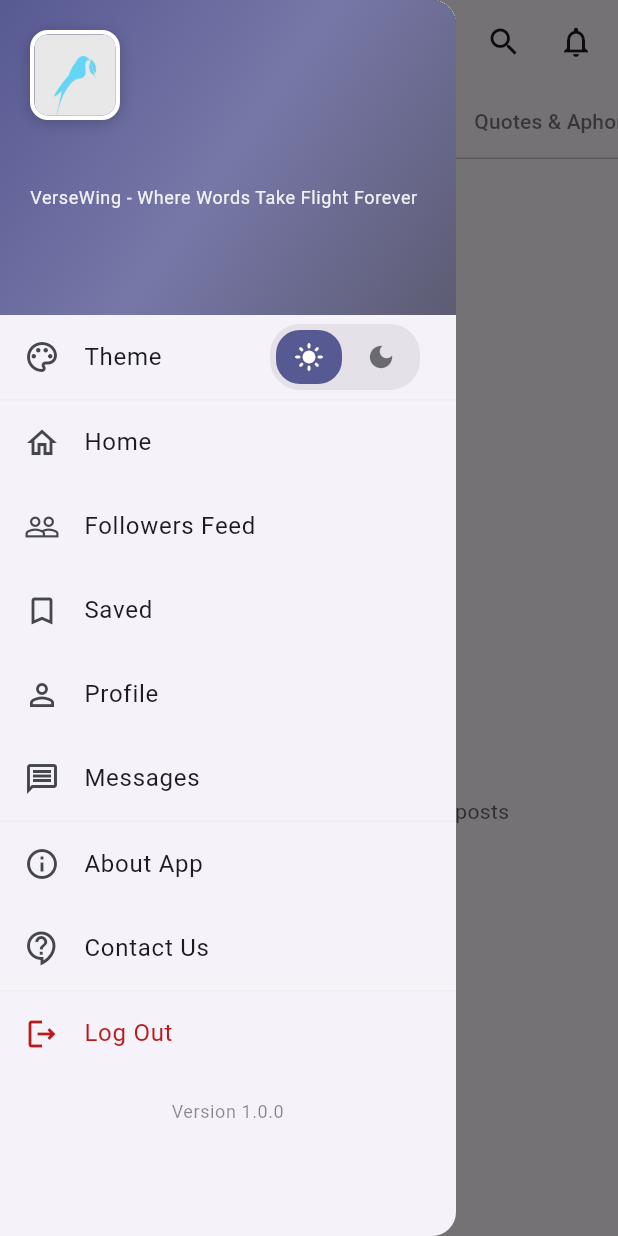
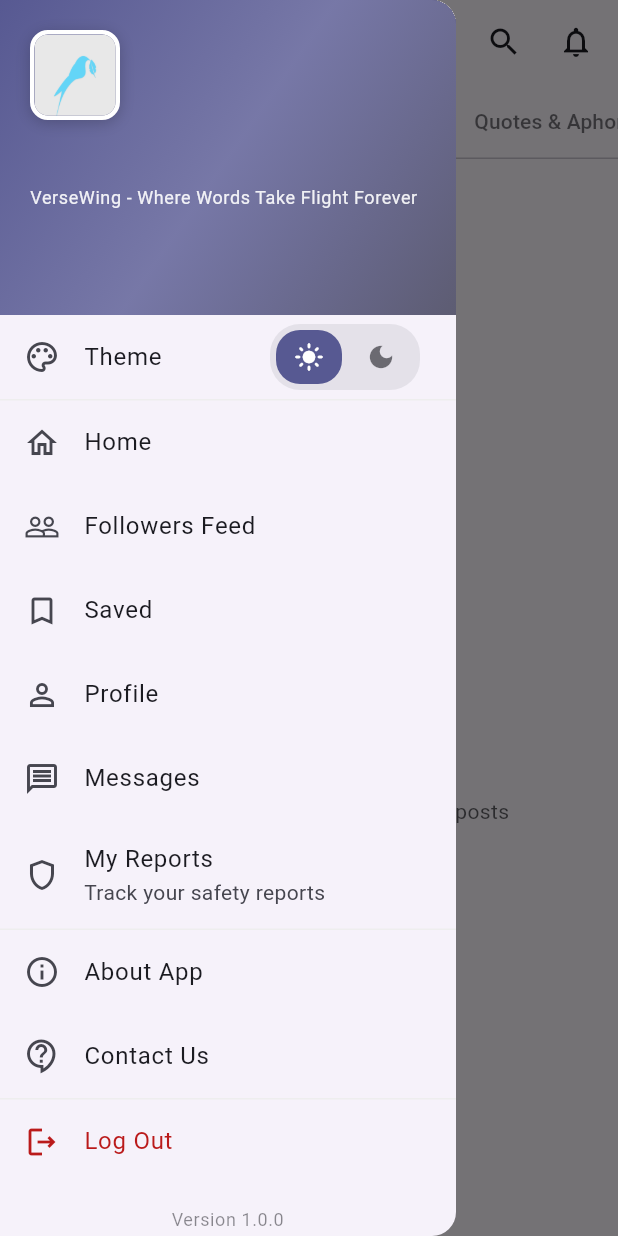
Before and after one commit to maduranga98/solid-octo-garbanzo, a Flutter app: the screen it shows once a user with an empty profile is signed in, with the side drawer open, on a phone screen of 412 x 824 dp. Run offline on Flutter 3.47's test engine with Material 3 defaults, Android fonts, the phone set to English and light mode, and no system bars; our stand-ins replace cloud_firestore, country_picker, firebase_auth, firebase_core, firebase_crashlytics, firebase_messaging and 10 more; missing offline and left inert: flutter_quill; accounts and stored records are empty.

Commit message:
Add Reports History to navigation drawer
- Added 'My Reports' menu item with shield icon
- Positioned after Messages for easy access
- Includes subtitle for clarity
- Users can now easily track their safety reports

```diff
--- a/lib/screens/home/home_screen.dart
+++ b/lib/screens/home/home_screen.dart
@@ -15,6 +15,7 @@ import 'package:versewing/screens/messages/message.dart';
 import 'package:versewing/screens/notifications/notifications_screen.dart';
 import 'package:versewing/screens/profile/user_profile.dart'
     hide isFollowingProvider;
+import 'package:versewing/screens/safety/reports_history_screen.dart';
 import 'package:versewing/screens/saved/saved_post.dart';
 import 'package:versewing/screens/search/user_search_screen.dart';
 import 'package:versewing/widgets/commentsBottomSheet.dart';
@@ -197,6 +198,20 @@ class _HomeScreenState extends ConsumerState<HomeScreen>
                   context,
                   MaterialPageRoute(
                     builder: (context) => const MessageSection(),
+                  ),
+                );
+              },
+            ),
+            ListTile(
+              leading: const Icon(Icons.shield_outlined),
+              title: const Text('My Reports'),
+              subtitle: const Text('Track your safety reports'),
+              onTap: () {
+                Navigator.pop(context);
+                Navigator.push(
+                  context,
+                  MaterialPageRoute(
+                    builder: (context) => const ReportsHistoryScreen(),
                   ),
                 );
               },
```
